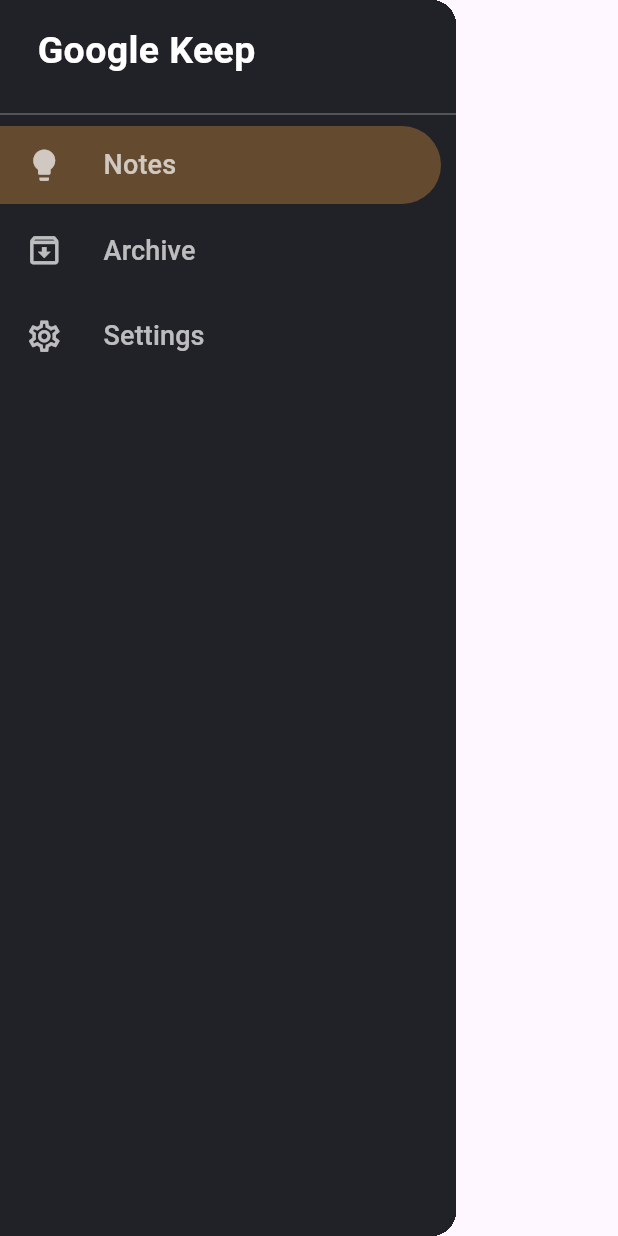
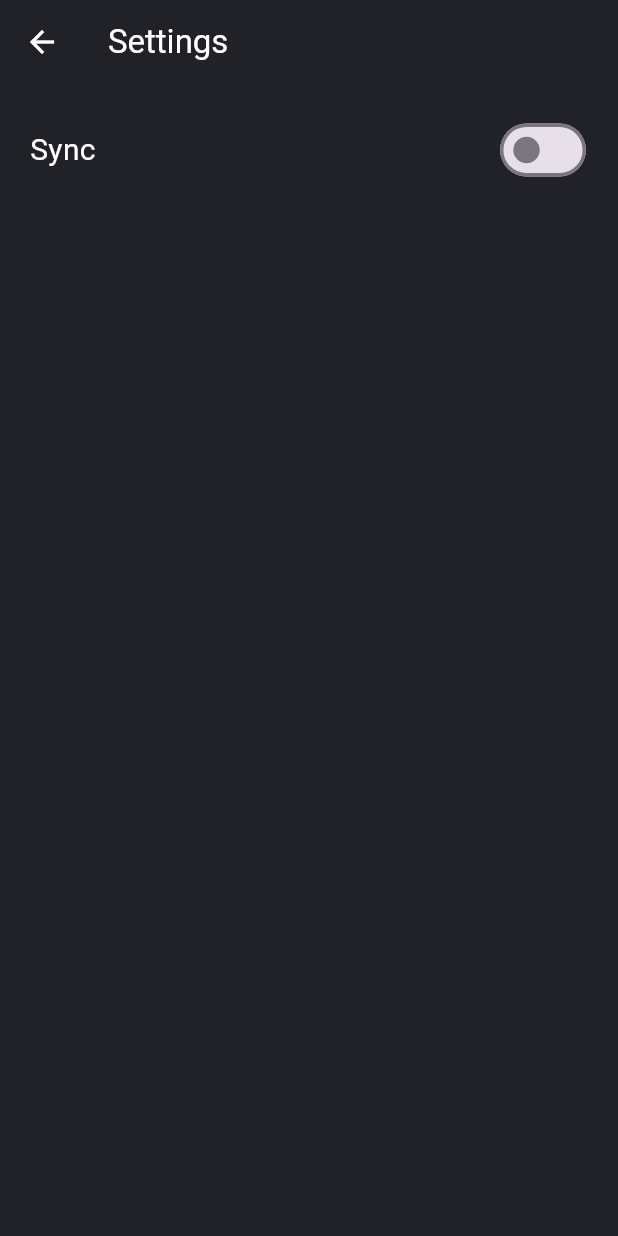
Before and after one commit to Swati01012002/Google_Keep_Notes, a Flutter app: the SideMenu widget shown alone on an empty page, opened directly, after a tap on "Settings", on a phone screen of 412 x 824 dp. Run offline on Flutter 3.47's test engine with Material 3 defaults, Android fonts, the light colour scheme and no system bars.

Commit message:
Settings functionality added

```diff
--- /dev/null
+++ b/lib/Settings.dart
@@ -0,0 +1,54 @@
+import 'package:flutter/material.dart';
+import 'package:google_keep_notes/colors.dart';
+
+class Settings extends StatefulWidget {
+  const Settings({super.key});
+
+  @override
+  State<Settings> createState() => _SettingsState();
+}
+
+class _SettingsState extends State<Settings> {
+  bool value = false;
+  @override
+  Widget build(BuildContext context) {
+    return Scaffold(
+      backgroundColor: bgColor,
+      appBar: AppBar(
+        backgroundColor: bgColor,
+        iconTheme: IconThemeData(color: white),
+        elevation: 0.0,
+        title: Text(
+          "Settings",
+          style: TextStyle(color: white),
+        ),
+      ),
+      body: Container(
+        padding: EdgeInsets.all(20),
+        child: Column(
+          children: [
+            Row(
+              children: [
+                Text(
+                  "Sync",
+                  style: TextStyle(color: white, fontSize: 20),
+                ),
+                Spacer(),
+                Transform.scale(
+                  scale: 1.1,
+                  child: Switch.adaptive(
+                      value: value,
+                      onChanged: (SwitchValue) {
+                        setState(() {
+                          this.value = SwitchValue;
+                        });
+                      }),
+                )
+              ],
+            )
+          ],
+        ),
+      ),
+    );
+  }
+}
--- a/lib/SideMenuBar.dart
+++ b/lib/SideMenuBar.dart
@@ -1,4 +1,5 @@
 import 'package:flutter/material.dart';
+import 'package:google_keep_notes/Settings.dart';
 import 'package:google_keep_notes/colors.dart';
 
 class SideMenu extends StatefulWidget {
@@ -123,7 +124,10 @@
                       borderRadius: BorderRadius.only(
                           topRight: Radius.circular(50),
                           bottomRight: Radius.circular(50))))),
-          onPressed: () {},
+          onPressed: () {
+            Navigator.push(
+                context, MaterialPageRoute(builder: (context) => Settings()));
+          },
           child: Container(
             padding: EdgeInsets.symmetric(vertical: 5, horizontal: 5),
             child: Row(
```
Also changed, not shown: lib/ArchiveView.dart (added, +270 -0 lines).
